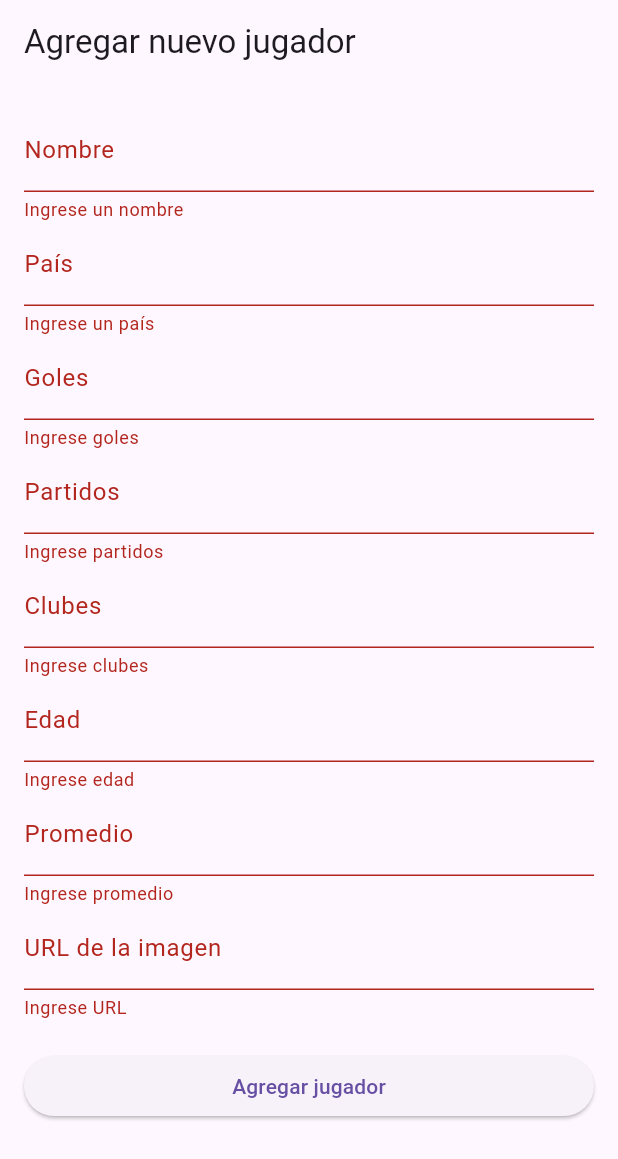
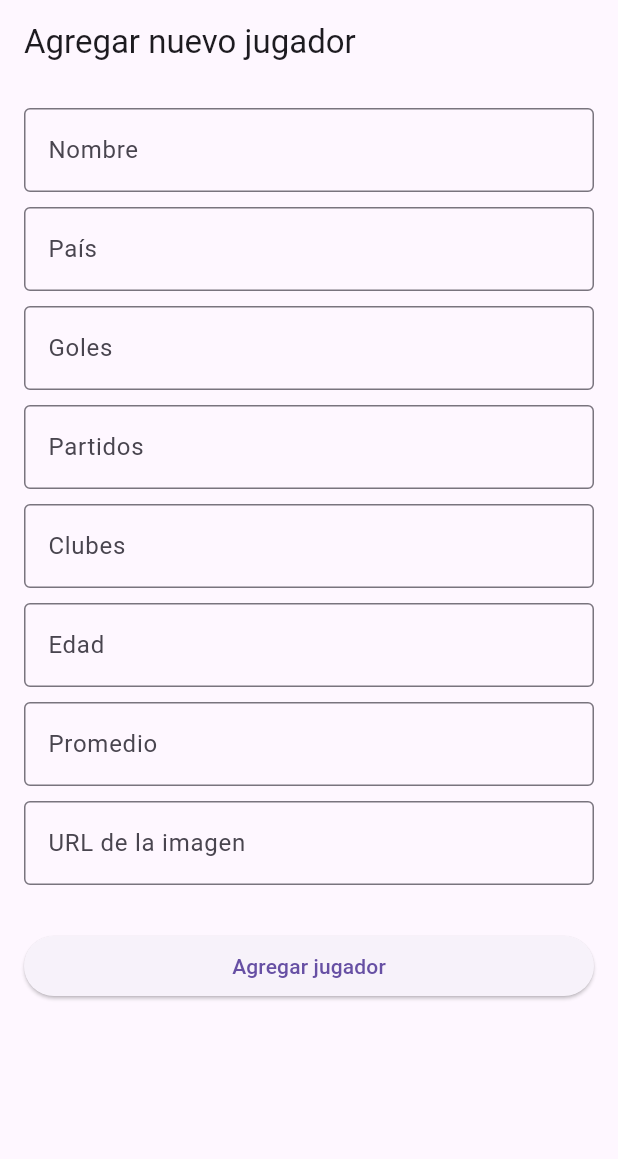
Before and after one commit to martinsakurai/flutter_login, a Flutter app: the AddPlayerScreen screen opened by its route, after a tap on "Agregar jugador", on a phone screen of 412 x 824 dp. Shown: the top 1159 px of the screen. Run offline on Flutter 3.47's test engine with Material 3 defaults, Android fonts, the phone set to English and light mode, and no system bars; our stand-ins replace flutter_riverpod, go_router.

```diff
--- a/lib/CoreRouter/app_router.dart
+++ b/lib/CoreRouter/app_router.dart
@@ -1,6 +1,7 @@
 import 'package:flutter_login/screens/add_player_screen.dart';
 import 'package:flutter_login/screens/homescreen.dart';
 import 'package:flutter_login/screens/loginscreen.dart';
+import 'package:flutter_login/screens/view_player_screen.dart';
 import 'package:go_router/go_router.dart';
 import 'package:flutter_login/entities/users.dart';
 
@@ -13,12 +14,16 @@ final routerApp = GoRouter(routes: [
   GoRoute(
     name: HomeScreen.name,
     path: '/home',
-    builder: (context, state) =>
-        HomeScreen(usuarioIngresado: state.extra as User),
+    builder: (context, state) => HomeScreen(usuarioIngresado: state.extra as User),
   ),
   GoRoute(
     name: AddPlayerScreen.name,
     path: '/addPlayer',
     builder: (context, state) => const AddPlayerScreen(),
   ),
+  GoRoute(
+  name: ViewPlayerScreen.name,
+  path: '/viewPlayer',
+  builder: (context, state) => ViewPlayerScreen(jugador: state.extra as Player),
+),
 ]);
--- a/lib/screens/add_player_screen.dart
+++ b/lib/screens/add_player_screen.dart
@@ -14,7 +14,6 @@ class AddPlayerScreen extends ConsumerStatefulWidget {
 }
 
 class _AddPlayerScreenState extends ConsumerState<AddPlayerScreen> {
-  final _formKey = GlobalKey<FormState>();
 
   final TextEditingController nameController = TextEditingController();
   final TextEditingController countryController = TextEditingController();
@@ -32,93 +31,71 @@ class _AddPlayerScreenState extends ConsumerState<AddPlayerScreen> {
       body: Padding(
         padding: const EdgeInsets.all(16),
         child: Form(
-          key: _formKey,
           child: ListView(
             children: [
-              TextFormField(
+              TextField(
                 controller: nameController,
-                decoration: const InputDecoration(labelText: 'Nombre'),
-                validator: (value) =>
-                    value == null || value.isEmpty ? 'Ingrese un nombre' : null,
+                decoration: const InputDecoration(border: OutlineInputBorder(), labelText: 'Nombre'),
               ),
-              TextFormField(
+              SizedBox(height: 10),
+              TextField(
                 controller: countryController,
-                decoration: const InputDecoration(labelText: 'País'),
-                validator: (value) =>
-                    value == null || value.isEmpty ? 'Ingrese un país' : null,
+                decoration: const InputDecoration(border: OutlineInputBorder(), labelText: 'País'),
               ),
-              TextFormField(
+              SizedBox(height: 10),
+              TextField(
                 controller: goalsController,
-                decoration: const InputDecoration(labelText: 'Goles'),
-                keyboardType: TextInputType.number,
-                validator: (value) => value == null || value.isEmpty
-                    ? 'Ingrese goles'
-                    : int.tryParse(value) == null
-                        ? 'Ingrese un número válido'
-                        : null,
+                decoration: const InputDecoration(border: OutlineInputBorder(), labelText: 'Goles'),
+                keyboardType: TextInputType.number, // utilizamos teclado numerico para ingresar los goles, esto es para evitar errores mas que nada
               ),
-              TextFormField(
+              SizedBox(height: 10),
+              TextField(
                 controller: appearancesController,
-                decoration: const InputDecoration(labelText: 'Partidos'),
-                keyboardType: TextInputType.number,
-                validator: (value) => value == null || value.isEmpty
-                    ? 'Ingrese partidos'
-                    : int.tryParse(value) == null
-                        ? 'Ingrese un número válido'
-                        : null,
+                decoration: const InputDecoration(border: OutlineInputBorder(),labelText: 'Partidos'),
+                keyboardType: TextInputType.number, //utilizamos teclado numerico para ingresar los partidos, esto es para evitar errores mas que nada
               ),
-              TextFormField(
+              SizedBox(height: 10),
+              TextField(
                 controller: clubsController,
-                decoration: const InputDecoration(labelText: 'Clubes'),
-                validator: (value) =>
-                    value == null || value.isEmpty ? 'Ingrese clubes' : null,
+                decoration: const InputDecoration(border: OutlineInputBorder(),labelText: 'Clubes'),
               ),
-              TextFormField(
+              SizedBox(height: 10),
+              TextField(
                 controller: ageController,
-                decoration: const InputDecoration(labelText: 'Edad'),
-                keyboardType: TextInputType.number,
-                validator: (value) => value == null || value.isEmpty
-                    ? 'Ingrese edad'
-                    : int.tryParse(value) == null
-                        ? 'Ingrese un número válido'
-                        : null,
+                decoration: const InputDecoration(border: OutlineInputBorder(),labelText: 'Edad'),
+                keyboardType: TextInputType.number, //utilizamos teclado numerico para ingresar la edad, esto es para evitar errores mas que nada
               ),
-              TextFormField(
+              SizedBox(height: 10),
+              TextField(
                 controller: ratioController,
-                decoration: const InputDecoration(labelText: 'Promedio'),
-                keyboardType: const TextInputType.numberWithOptions(decimal: true),
-                validator: (value) => value == null || value.isEmpty
-                    ? 'Ingrese promedio'
-                    : double.tryParse(value) == null
-                        ? 'Ingrese un número válido'
-                        : null,
+                decoration: const InputDecoration(border: OutlineInputBorder(),labelText: 'Promedio'),
+                keyboardType: const TextInputType.numberWithOptions(decimal: true), //utilizamos un teclado numerico
               ),
-              TextFormField(
+              SizedBox(height: 10),
+              TextField(
                 controller: posterUrlController,
-                decoration: const InputDecoration(labelText: 'URL de la imagen'),
-                validator: (value) =>
-                    value == null || value.isEmpty ? 'Ingrese URL' : null,
+                decoration: const InputDecoration(border: OutlineInputBorder(), labelText: 'URL de la imagen'),
               ),
+              SizedBox(height: 10),
               const SizedBox(height: 20),
               ElevatedButton(
                 onPressed: () {
-                  if (_formKey.currentState!.validate()) {
                     final newPlayer = Player(
-                      name: nameController.text.trim(),
-                      country: countryController.text.trim(),
-                      goals: int.parse(goalsController.text.trim()),
-                      appearances: int.parse(appearancesController.text.trim()),
-                      clubs: clubsController.text.trim(),
-                      age: int.parse(ageController.text.trim()),
-                      ratio: double.parse(ratioController.text.trim()),
-                      posterUrl: posterUrlController.text.trim(),
+                      name: nameController.text,
+                      country: countryController.text,
+                      goals: int.parse(goalsController.text), //convertimos a int el texto ingresado por el usuario
+                      appearances: int.parse(appearancesController.text), // convertimos a int el texto ingresado por el usuario
+                      clubs: clubsController.text,
+                      age: int.parse(ageController.text), // convertimos a int el texto ingresado por el usuario
+                      ratio: double.parse(ratioController.text), // convertimos a float/double el texto ingresado por el usuario
+                      posterUrl: posterUrlController.text,
                     );
 
                     ref.read(playersProvider.notifier).addPlayer(newPlayer);
 
                     // Regresa a la pantalla anterior
                     context.pop();
-                  }
+
                 },
                 child: const Text('Agregar jugador'),
               ),
```
Also changed, not shown: lib/entities/players_provider.dart (+11 -3 lines), lib/screens/homescreen.dart (+5 -4 lines), lib/screens/view_player_screen.dart (added, +84 -0 lines).
